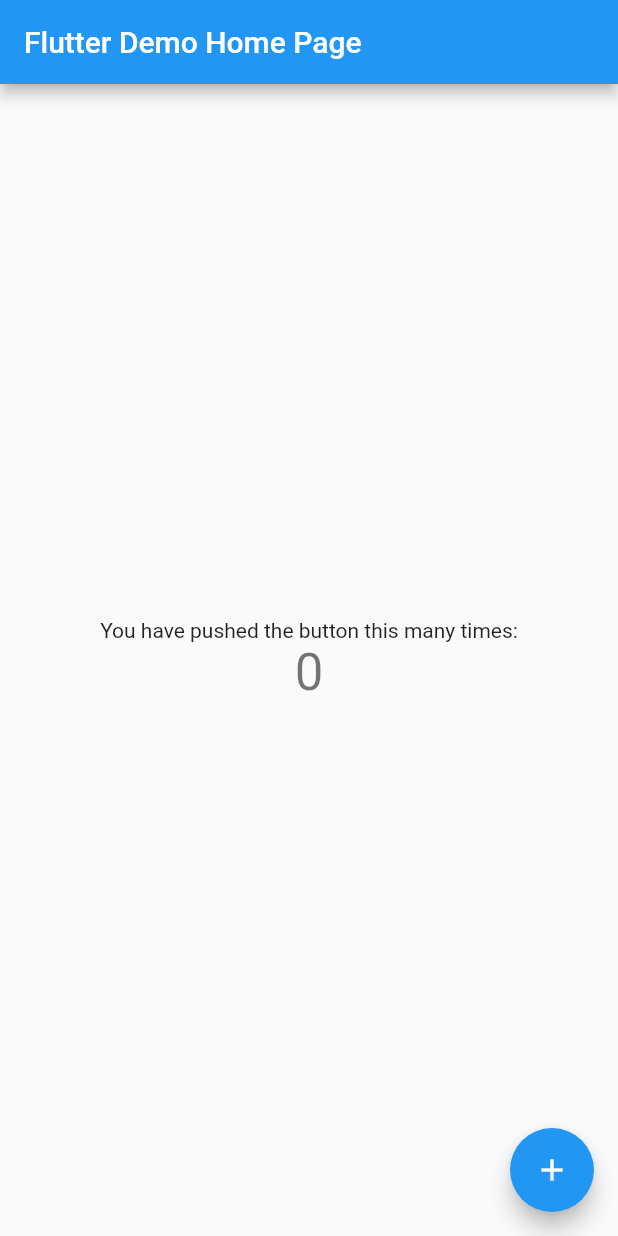
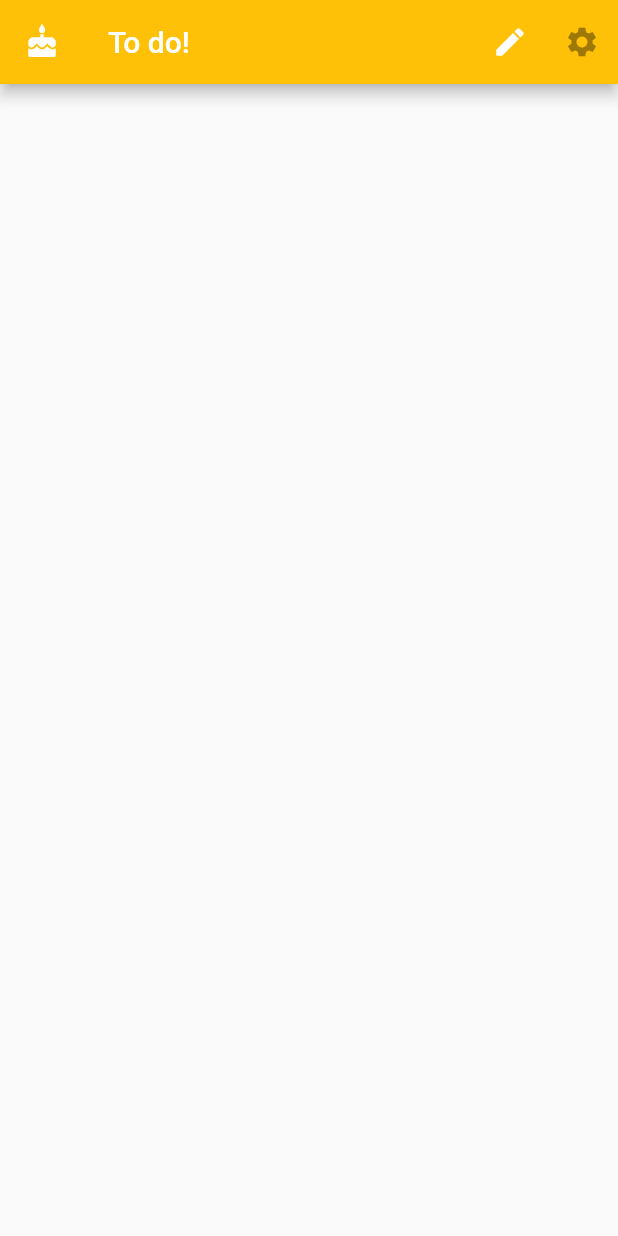
Before and after one commit to michellezhang95/todolistapp, a Flutter app: the screen it shows after launch, on a phone screen of 412 x 824 dp. Run offline on Flutter 3.47's test engine with Material 2 defaults, Android fonts, the phone set to English and light mode, and no system bars.

Commit message:
added appbar actions and snackbar

```diff
--- a/lib/main.dart
+++ b/lib/main.dart
@@ -1,4 +1,5 @@
 import 'package:flutter/material.dart';
+import 'package:todolistapp/screens/home.dart';
 
 void main() {
   runApp(MyApp());
@@ -9,109 +10,8 @@
   @override
   Widget build(BuildContext context) {
     return MaterialApp(
-      title: 'Flutter Demo',
-      theme: ThemeData(
-        // This is the theme of your application.
-        //
-        // Try running your application with "flutter run". You'll see the
-        // application has a blue toolbar. Then, without quitting the app, try
-        // changing the primarySwatch below to Colors.green and then invoke
-        // "hot reload" (press "r" in the console where you ran "flutter run",
-        // or simply save your changes to "hot reload" in a Flutter IDE).
-        // Notice that the counter didn't reset back to zero; the application
-        // is not restarted.
-        primarySwatch: Colors.blue,
-        // This makes the visual density adapt to the platform that you run
-        // the app on. For desktop platforms, the controls will be smaller and
-        // closer together (more dense) than on mobile platforms.
-        visualDensity: VisualDensity.adaptivePlatformDensity,
-      ),
-      home: MyHomePage(title: 'Flutter Demo Home Page'),
+      title: 'To Do List',
+      home: Home(),
     );
   }
 }
-
-class MyHomePage extends StatefulWidget {
-  MyHomePage({Key key, this.title}) : super(key: key);
-
-  // This widget is the home page of your application. It is stateful, meaning
-  // that it has a State object (defined below) that contains fields that affect
-  // how it looks.
-
-  // This class is the configuration for the state. It holds the values (in this
-  // case the title) provided by the parent (in this case the App widget) and
-  // used by the build method of the State. Fields in a Widget subclass are
-  // always marked "final".
-
-  final String title;
-
-  @override
-  _MyHomePageState createState() => _MyHomePageState();
-}
-
-class _MyHomePageState extends State<MyHomePage> {
-  int _counter = 0;
-
-  void _incrementCounter() {
-    setState(() {
-      // This call to setState tells the Flutter framework that something has
-      // changed in this State, which causes it to rerun the build method below
-      // so that the display can reflect the updated values. If we changed
-      // _counter without calling setState(), then the build method would not be
-      // called again, and so nothing would appear to happen.
-      _counter++;
-    });
-  }
-
-  @override
-  Widget build(BuildContext context) {
-    // This method is rerun every time setState is called, for instance as done
-    // by the _incrementCounter method above.
-    //
-    // The Flutter framework has been optimized to make rerunning build methods
-    // fast, so that you can just rebuild anything that needs updating rather
-    // than having to individually change instances of widgets.
-    return Scaffold(
-      appBar: AppBar(
-        // Here we take the value from the MyHomePage object that was created by
-        // the App.build method, and use it to set our appbar title.
-        title: Text(widget.title),
-      ),
-      body: Center(
-        // Center is a layout widget. It takes a single child and positions it
-        // in the middle of the parent.
-        child: Column(
-          // Column is also a layout widget. It takes a list of children and
-          // arranges them vertically. By default, it sizes itself to fit its
-          // children horizontally, and tries to be as tall as its parent.
-          //
-          // Invoke "debug painting" (press "p" in the console, choose the
-          // "Toggle Debug Paint" action from the Flutter Inspector in Android
-          // Studio, or the "Toggle Debug Paint" command in Visual Studio Code)
-          // to see the wireframe for each widget.
-          //
-          // Column has various properties to control how it sizes itself and
-          // how it positions its children. Here we use mainAxisAlignment to
-          // center the children vertically; the main axis here is the vertical
-          // axis because Columns are vertical (the cross axis would be
-          // horizontal).
-          mainAxisAlignment: MainAxisAlignment.center,
-          children: <Widget>[
-            Text(
-              'You have pushed the button this many times:',
-            ),
-            Text(
-              '$_counter',
-              style: Theme.of(context).textTheme.headline4,
-            ),
-          ],
-        ),
-      ),
-      floatingActionButton: FloatingActionButton(
-        onPressed: _incrementCounter,
-        tooltip: 'Increment',
-        child: Icon(Icons.add),
-      ), // This trailing comma makes auto-formatting nicer for build methods.
-    );
-  }
-}
--- /dev/null
+++ b/lib/screens/customise_app.dart
@@ -0,0 +1,13 @@
+import 'package:flutter/material.dart';
+
+class customiseApp extends StatefulWidget {
+  @override
+  _customiseAppState createState() => _customiseAppState();
+}
+
+class _customiseAppState extends State<customiseApp> {
+  @override
+  Widget build(BuildContext context) {
+    return MaterialApp();
+  }
+}
--- /dev/null
+++ b/lib/screens/home.dart
@@ -0,0 +1,51 @@
+import 'package:flutter/material.dart';
+
+class Home extends StatelessWidget {
+  final GlobalKey<ScaffoldState> scaffoldKey = GlobalKey<ScaffoldState>();
+  final SnackBar snackBar = const SnackBar(content: Text('This is a snackbar'));
+  @override
+  Widget build(BuildContext context) {
+    return Scaffold(
+        key: scaffoldKey,
+        appBar: AppBar(
+            leading: Icon(Icons.cake),
+            title: Text('To do!'),
+            backgroundColor: Colors.amber[500],
+            actions: <Widget>[
+              IconButton(
+                  icon: const Icon(Icons.create),
+                  onPressed: () {
+                    scaffoldKey.currentState.showSnackBar(snackBar);
+                  }),
+              IconButton(
+                icon: const Icon(Icons.settings),
+                onPressed: null,
+              ),
+            ]),
+        drawer: Drawer(
+          child: ListView(
+            padding: EdgeInsets.zero,
+            children: <Widget>[
+              DrawerHeader(
+                child: Text('Settings'),
+                decoration: BoxDecoration(
+                  color: Colors.purple,
+                ),
+              ),
+              ListTile(
+                title: Text('Change theme'),
+                onTap: () {
+                  //go to theme change screen
+                },
+              ),
+              ListTile(
+                title: Text('Clear list'),
+                onTap: () {
+                  //clear list of all elements
+                },
+              )
+            ],
+          ),
+        ));
+  }
+}
```
